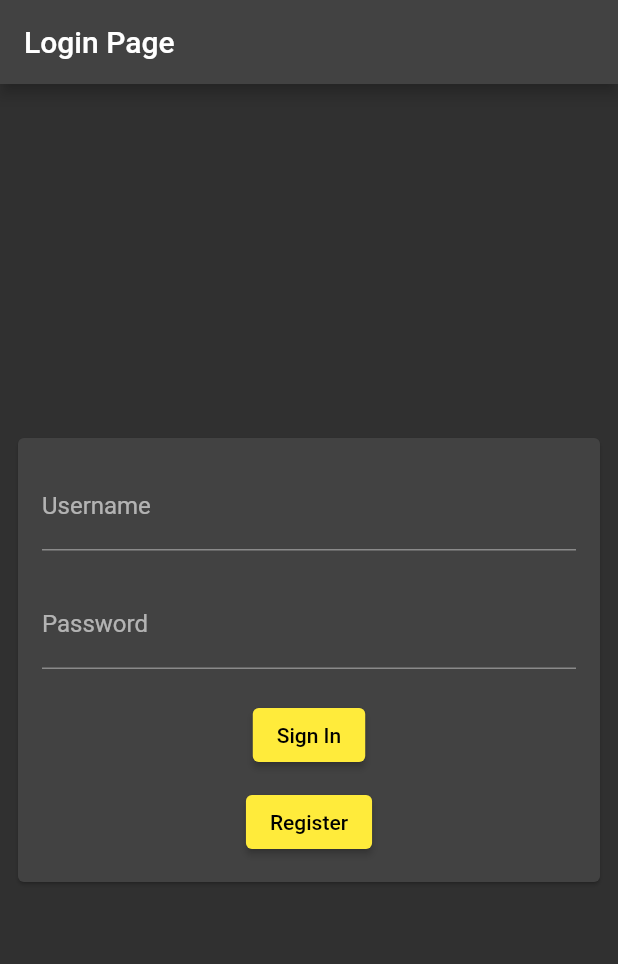
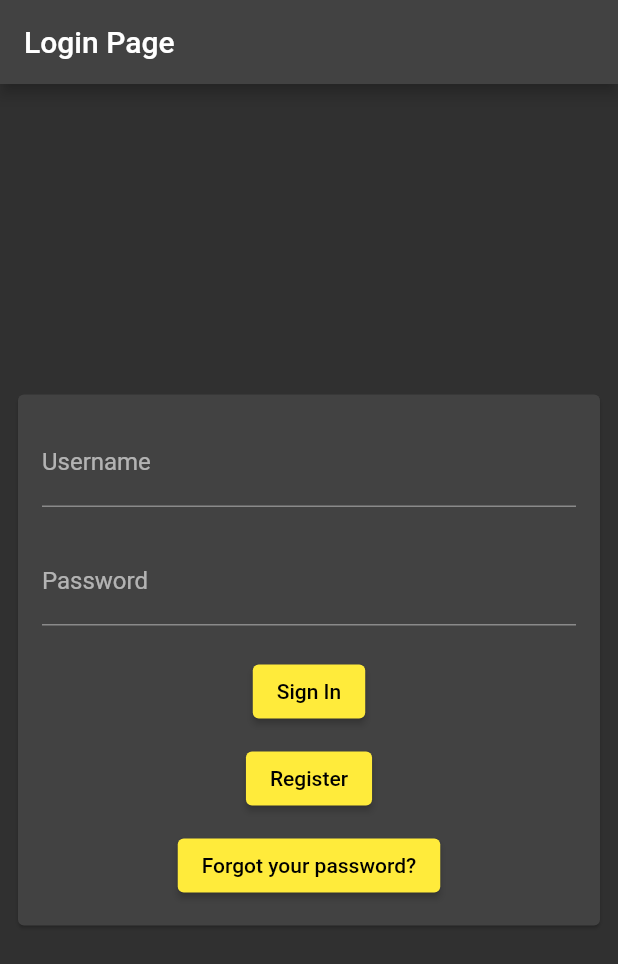
Before and after one commit to samuelv8/omni_manager_v2, a Flutter app: the screen it shows after launch, on a phone screen of 412 x 824 dp. Shown: the top 964 px of the screen. Run offline on Flutter 3.47's test engine with Material 2 defaults, Android fonts, the phone set to English and light mode, and no system bars; our stand-ins replace charts_flutter, cloud_firestore, firebase_auth, firebase_core, shared_preferences; missing offline and left inert: cloud_firestore_web, firebase_auth_web, firebase_core_web, shared_preferences_web; accounts and stored records are empty.

Commit message:
[OMN-27]Added forgot password button on login page

```diff
--- a/lib/pages/login.dart
+++ b/lib/pages/login.dart
@@ -113,12 +113,18 @@ class _LoginPageState extends State<LoginPage> {
                               height: 10,
                             ),
                             ElevatedButton(
-                              onPressed: () {
-                                Navigator.pushReplacementNamed(
-                                    context, RegisterPage.routeName);
-                              },
-                              child: Text("Register"),
+                                onPressed: () {
+                                  Navigator.pushReplacementNamed(
+                                      context, RegisterPage.routeName);
+                                },
+                                child: Text("Register")),
+                            SizedBox(
+                              height: 10,
                             ),
+                            ElevatedButton(
+                              onPressed: () {},
+                              child: Text("Forgot your password?"),
+                            )
                           ],
                         ),
                       ),
```
